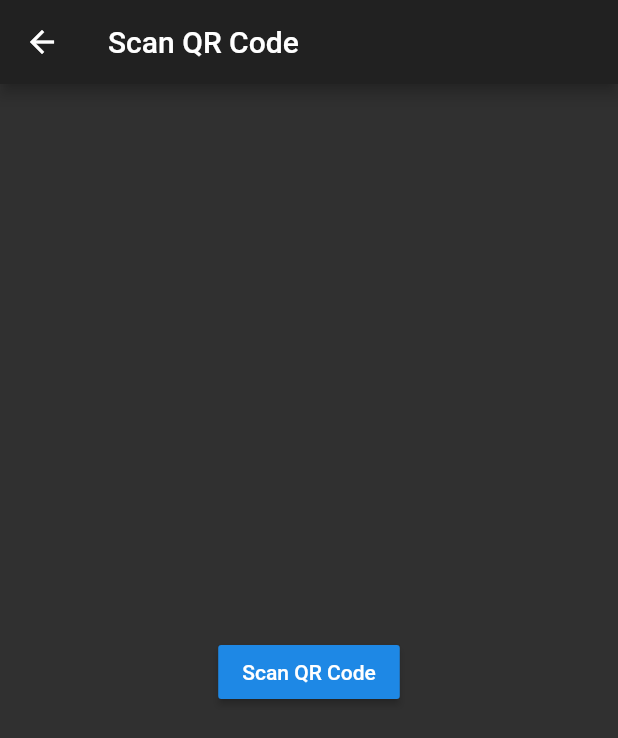
After one commit to Masfik/tempo, a Flutter app: the ScanQrScreen screen opened by its route, on a phone screen of 412 x 824 dp. The commit adds this screen. Shown: the top 738 px of the screen. Run offline on Flutter 3.47's test engine with Material 2 defaults, Android fonts, the phone set to English and light mode, and no system bars; missing offline and left inert: qrscan.

Commit message:
Added QR code scanning feature + Added ScanQR page + Added menu of actions

```diff
--- a/client/lib/main.dart
+++ b/client/lib/main.dart
@@ -1,5 +1,6 @@
 import 'package:Tempo/ui/pages/add_project.dart';
 import 'package:Tempo/ui/pages/main_content.dart';
+import 'package:Tempo/ui/pages/scan_qr.dart';
 import 'package:Tempo/ui/style.dart';
 import 'package:flutter/material.dart';
 
@@ -19,7 +20,8 @@ class _TempoState extends State<Tempo> {
       initialRoute: '/',
       routes: {
         '/': (context) => MainContentScreen(),
-        '/addproject': (context) => AddProjectScreen()
+        '/addproject': (context) => AddProjectScreen(),
+        '/scan': (context) => ScanQrScreen()
       },
     );
   }
--- a/client/lib/ui/pages/add_task.dart
+++ b/client/lib/ui/pages/add_task.dart
@@ -17,7 +17,6 @@ class AddTask extends StatelessWidget {
     Task task = Task();
     task.name = value;
 
-    // Always inserts new task in the first position of the List
     project.tasks.add(task);
 
     // Closes BottomSheet (and keyboard)
--- /dev/null
+++ b/client/lib/ui/pages/scan_qr.dart
@@ -0,0 +1,39 @@
+import 'dart:typed_data' show Uint8List;
+import 'package:flutter/material.dart';
+import 'package:qrscan/qrscan.dart' as scanner;
+
+class ScanQrScreen extends StatefulWidget {
+  @override
+  _ScanQrScreenState createState() => _ScanQrScreenState();
+}
+
+class _ScanQrScreenState extends State<ScanQrScreen> {
+  String qrData = '';
+  Uint8List bytes;
+
+  @override
+  Widget build(BuildContext context) {
+    return Scaffold(
+      appBar: AppBar(
+        title: Text("Scan QR Code"),
+      ),
+      body: Center(
+        child: Column(
+          mainAxisAlignment: MainAxisAlignment.center,
+          children: <Widget>[
+            Text(qrData),
+            RaisedButton(
+              child: Text("Scan QR Code"),
+              onPressed: _scan
+            ),
+          ],
+        ),
+      ),
+    );
+  }
+
+  Future _scan() async {
+    String code = await scanner.scan();
+    setState(() => this.qrData = code);
+  }
+}
--- a/client/lib/ui/style.dart
+++ b/client/lib/ui/style.dart
@@ -3,7 +3,8 @@ import 'package:flutter/material.dart';
 final kTempoThemeData = ThemeData(
   brightness: Brightness.dark,
   accentColor: Color(0xFF29a19c),
-  backgroundColor: Color(0xFF435055)
+  backgroundColor: Color(0xFF435055),
+  toggleableActiveColor: Color(0xFF29a19c)
 );
 
 const kRoundedRectangleShape = RoundedRectangleBorder(
--- /dev/null
+++ b/client/lib/ui/widgets/navigation/actions_menu.dart
@@ -0,0 +1,34 @@
+import 'package:flutter/material.dart';
+
+enum Item {
+  qr_code,
+  show_team
+}
+
+class ActionsMenu extends StatelessWidget {
+  const ActionsMenu({
+    Key key,
+  }) : super(key: key);
+
+  @override
+  Widget build(BuildContext context) {
+    return PopupMenuButton(
+      itemBuilder: (BuildContext context) => <PopupMenuEntry<Item>>[
+        const PopupMenuItem<Item>(
+          value: Item.qr_code,
+          child: Text('Scan QR code'),
+        ),
+        const PopupMenuItem<Item>(
+          value: Item.show_team,
+          child: Text('Show team'),
+        ),
+      ],
+      onSelected: (Item item) {
+        if (item == Item.qr_code)
+          Navigator.pushNamed(context, '/scan');
+        else if (item == Item.show_team)
+          print('Show Team'); // TODO
+      },
+    );
+  }
+}
```
Also changed, not shown: client/lib/ui/pages/main_content.dart (+11 -48 lines), client/lib/ui/widgets/task/no_task.dart (added, +23 -0 lines), client/lib/ui/widgets/task/task_list_view.dart (added, +22 -0 lines), client/lib/ui/widgets/task/task_tile.dart (+19 -19 lines), client/lib/ui/widgets/navigation/navigation_drawer.dart (renamed from client/lib/ui/widgets/navigation_drawer.dart), 1 other file.
